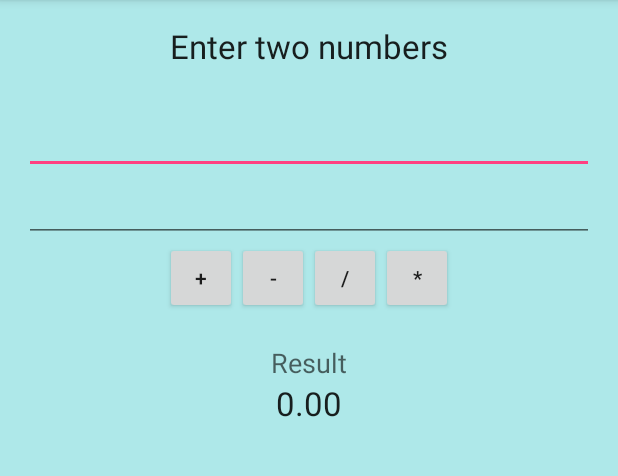
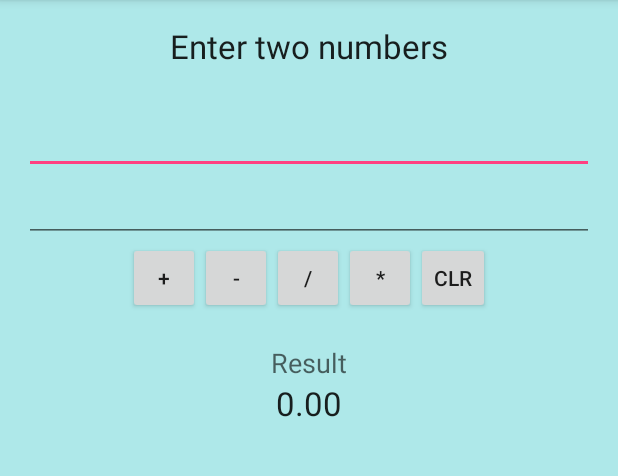
Before and after one commit to bqueue/AndroidPracticePrograms, an Android app: the screen it shows after launch (MainActivity), on a phone screen of 412 x 824 dp, the part 84-560 px from its top. Run offline under Robolectric (Android 15) with nearby library versions, the phone set to English and light mode, and no system bars.

Commit message:
Added basic calculator functionality

```diff
--- a/Calculator/app/src/main/java/com/quockworks/calculator/MainActivity.java
+++ b/Calculator/app/src/main/java/com/quockworks/calculator/MainActivity.java
@@ -5,8 +5,24 @@ import android.support.v7.app.AppCompatActivity;
 import android.support.v7.widget.Toolbar;
 import android.view.Menu;
 import android.view.MenuItem;
+import android.view.View;
+import android.widget.Button;
+import android.widget.EditText;
+import android.widget.TextView;
+import android.widget.Toast;
 
 public class MainActivity extends AppCompatActivity {
+
+    private EditText operandOne;
+    private EditText operandTwo;
+
+    private Button buttonAddition;
+    private Button buttonSubtraction;
+    private Button buttonDivision;
+    private Button buttonMultiplication;
+    private Button buttonClear;
+
+    private TextView textResult;
 
     @Override
     protected void onCreate(Bundle savedInstanceState) {
@@ -14,6 +30,93 @@ public class MainActivity extends AppCompatActivity {
         setContentView(R.layout.activity_main);
         Toolbar toolbar = (Toolbar) findViewById(R.id.toolbar);
         setSupportActionBar(toolbar);
+
+        // Declare Views
+        operandOne = (EditText) findViewById(R.id.editOperandOne);
+        operandTwo = (EditText) findViewById(R.id.editOperandTwo);
+
+        buttonAddition = (Button) findViewById(R.id.btnPlus);
+        buttonSubtraction = (Button) findViewById(R.id.btnMinus);
+        buttonDivision = (Button) findViewById(R.id.btnDiv);
+        buttonMultiplication = (Button) findViewById(R.id.btnMult);
+        buttonClear = (Button) findViewById(R.id.btnClear);
+
+        textResult = (TextView) findViewById(R.id.txtResult);
+
+
+        buttonAddition.setOnClickListener(new View.OnClickListener() {
+            @Override
+            public void onClick(View v) {
+                if(operandOne.getText().length() > 0 && operandTwo.getText().length() > 0 && !operandOne.getText().toString().equals(".") && !operandTwo.getText().toString().equals(".")){
+                    double oper1 = Double.parseDouble(operandOne.getText().toString());
+                    double oper2 = Double.parseDouble(operandTwo.getText().toString());
+                    double result = oper1 + oper2;
+
+                    textResult.setText(Double.toString(result));
+                }
+                else{
+                    Toast.makeText(MainActivity.this,"Please enter numbers in both operand fields",Toast.LENGTH_LONG).show();
+                }
+            }
+        });
+
+        buttonSubtraction.setOnClickListener(new View.OnClickListener() {
+            @Override
+            public void onClick(View v) {
+                if(operandOne.getText().length() > 0 && operandTwo.getText().length() > 0 && !operandOne.getText().toString().equals(".") && !operandTwo.getText().toString().equals(".")){
+                    double oper1 = Double.parseDouble(operandOne.getText().toString());
+                    double oper2 = Double.parseDouble(operandTwo.getText().toString());
+                    double result = oper1 - oper2;
+
+                    textResult.setText(Double.toString(result));
+                }
+                else{
+                    Toast.makeText(MainActivity.this,"Please enter numbers in both operand fields",Toast.LENGTH_LONG).show();
+                }
+            }
+        });
+
+        buttonDivision.setOnClickListener(new View.OnClickListener() {
+            @Override
+            public void onClick(View v) {
+                if(operandOne.getText().length() > 0 && operandTwo.getText().length() > 0 && !operandOne.getText().toString().equals(".") && !operandTwo.getText().toString().equals(".")){
+                    double oper1 = Double.parseDouble(operandOne.getText().toString());
+                    double oper2 = Double.parseDouble(operandTwo.getText().toString());
+                    double result = oper1 / oper2;
+
+                    textResult.setText(Double.toString(result));
+                }
+                else{
+                    Toast.makeText(MainActivity.this,"Please enter numbers in both operand fields",Toast.LENGTH_LONG).show();
+                }
+            }
+        });
+
+        buttonMultiplication.setOnClickListener(new View.OnClickListener() {
+            @Override
+            public void onClick(View v) {
+                if(operandOne.getText().length() > 0 && operandTwo.getText().length() > 0 && !operandOne.getText().toString().equals(".") && !operandTwo.getText().toString().equals(".")){
+                    double oper1 = Double.parseDouble(operandOne.getText().toString());
+                    double oper2 = Double.parseDouble(operandTwo.getText().toString());
+                    double result = oper1 * oper2;
+
+                    textResult.setText(Double.toString(result));
+                }
+                else{
+                    Toast.makeText(MainActivity.this,"Please enter numbers in both operand fields",Toast.LENGTH_LONG).show();
+                }
+            }
+        });
+
+        buttonClear.setOnClickListener(new View.OnClickListener() {
+            @Override
+            public void onClick(View v) {
+                operandOne.setText("");
+                operandTwo.setText("");
+                textResult.setText("0.00");
+                operandOne.requestFocus();
+            }
+        });
 
 //        FloatingActionButton fab = (FloatingActionButton) findViewById(R.id.fab);
 //        fab.setOnClickListener(new View.OnClickListener() {
--- a/Calculator/app/src/main/res/layout/content_main.xml
+++ b/Calculator/app/src/main/res/layout/content_main.xml
@@ -23,7 +23,7 @@
         android:textAppearance="?android:attr/textAppearanceLarge" />
 
     <EditText
-        android:id="@+id/editText"
+        android:id="@+id/editOperandOne"
         android:layout_width="match_parent"
         android:layout_height="wrap_content"
         android:layout_marginTop="25dp"
@@ -31,7 +31,7 @@
         android:inputType="numberDecimal" />
 
     <EditText
-        android:id="@+id/editText2"
+        android:id="@+id/editOperandTwo"
         android:layout_width="match_parent"
         android:layout_height="wrap_content"
         android:ems="10"
@@ -45,32 +45,39 @@
         android:gravity="center">
 
         <Button
-            android:id="@+id/button"
+            android:id="@+id/btnPlus"
             style="?android:attr/buttonStyleSmall"
             android:layout_width="wrap_content"
             android:layout_height="wrap_content"
             android:text="+" />
 
         <Button
-            android:id="@+id/button2"
+            android:id="@+id/btnMinus"
             style="?android:attr/buttonStyleSmall"
             android:layout_width="wrap_content"
             android:layout_height="wrap_content"
             android:text="-" />
 
         <Button
-            android:id="@+id/button3"
+            android:id="@+id/btnDiv"
             style="?android:attr/buttonStyleSmall"
             android:layout_width="wrap_content"
             android:layout_height="wrap_content"
             android:text="/" />
 
         <Button
-            android:id="@+id/button4"
+            android:id="@+id/btnMult"
             style="?android:attr/buttonStyleSmall"
             android:layout_width="wrap_content"
             android:layout_height="wrap_content"
             android:text="*" />
+
+        <Button
+            style="?android:attr/buttonStyleSmall"
+            android:layout_width="wrap_content"
+            android:layout_height="wrap_content"
+            android:text="CLR"
+            android:id="@+id/btnClear" />
     </LinearLayout>
 
     <TextView
@@ -79,11 +86,11 @@
         android:layout_height="wrap_content"
         android:layout_gravity="center_horizontal"
         android:layout_marginTop="20dp"
-        android:text="Result"
+        android:text="@string/result_description"
         android:textAppearance="?android:attr/textAppearanceMedium" />
 
     <TextView
-        android:id="@+id/textView3"
+        android:id="@+id/txtResult"
         android:layout_width="match_parent"
         android:layout_height="wrap_content"
         android:gravity="center"
--- a/Calculator/app/src/main/res/values/strings.xml
+++ b/Calculator/app/src/main/res/values/strings.xml
@@ -2,4 +2,5 @@
     <string name="app_name">Calculator</string>
     <string name="action_settings">Settings</string>
     <string name="help_instructions">Enter two numbers</string>
+    <string name="result_description">Result</string>
 </resources>
```
